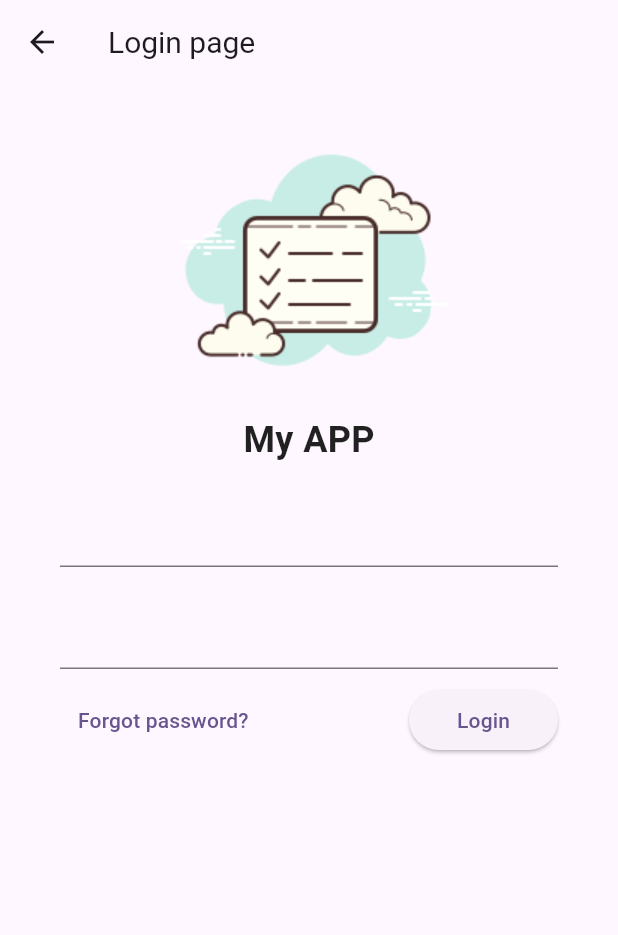
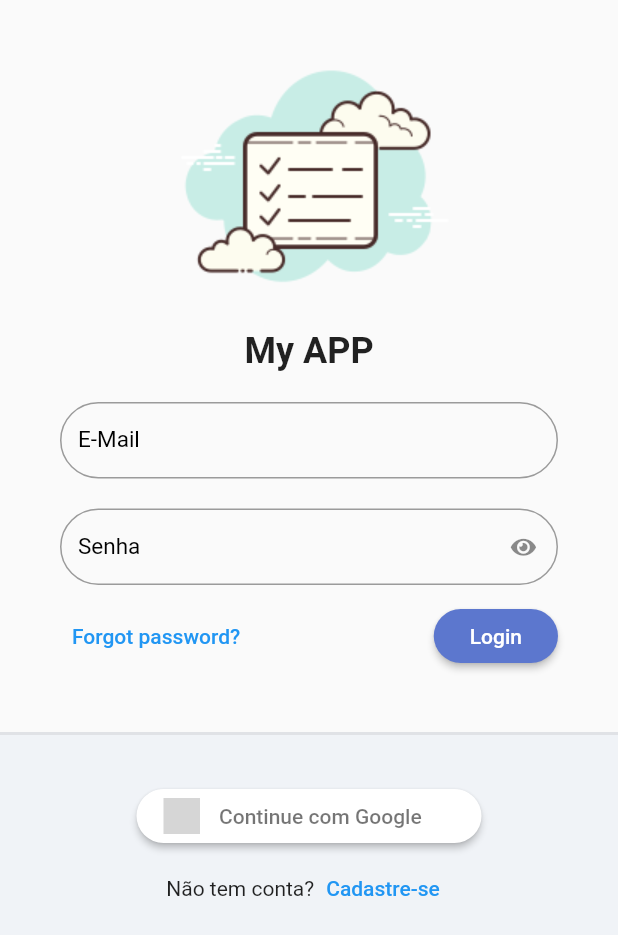
Before and after one commit to gilvancosta/flutter-provider-exemplo2, a Flutter app: the screen it shows after launch, on a phone screen of 412 x 824 dp. Shown: the top 935 px of the screen. Run offline on Flutter 3.47's test engine with Material 2 defaults, Android fonts, the light colour scheme and no system bars; our stand-ins replace flutter_signin_button, google_fonts, sqflite, sqflite_common, synchronized; missing offline and left inert: validatorless; accounts and stored records are empty; Roboto replaces fonts that are missing (Mandali); grey boxes are pictures that could not be loaded.

Commit message:
form Login

```diff
--- a/lib/src/app_widget.dart
+++ b/lib/src/app_widget.dart
@@ -3,6 +3,7 @@ import 'package:example_provider_02/src/features/auth/auth_module.dart';
 import 'package:flutter/material.dart';
 
 import 'core/database/sqlite/sqlite_adm_connection.dart';
+import 'core/ui/theme/app_themeV2.dart';
 import 'core/ui/theme/app_themev1.dart';
 
 import 'features/page_home/home/home_page.dart';
@@ -43,7 +44,7 @@ class _MyAppState extends State<AppWidget> {
     return MaterialApp(
       debugShowCheckedModeBanner: false,
       title: 'Todo List',
-      theme: MyAppThemeV1.themeData,
+      theme: MyAppThemeV2.theme,
       initialRoute: '/login',
       routes: {
         ...AuthModule().routers,
--- /dev/null
+++ b/lib/src/core/ui/theme/app_icons.dart
@@ -0,0 +1,31 @@
+/// Flutter icons TodoListIcons
+/// Copyright (C) 2023 by original authors @ fluttericon.com, fontello.com
+/// This font was generated by FlutterIcon.com, which is derived from Fontello.
+///
+/// To use this font, place it in your fonts/ directory and include the
+/// following in your pubspec.yaml
+///
+/// flutter:
+///   fonts:
+///    - family:  TodoListIcons
+///      fonts:
+///       - asset: fonts/TodoListIcons.ttf
+///
+///
+/// * Font Awesome 5, Copyright (C) 2016 by Dave Gandy
+///         Author:    Dave Gandy
+///         License:   SIL (https://github.com/FortAwesome/Font-Awesome/blob/master/LICENSE.txt)
+///         Homepage:  http://fortawesome.github.com/Font-Awesome/
+///
+import 'package:flutter/widgets.dart';
+
+class AppIcons {
+  AppIcons._();
+
+  static const _kFontFam = 'TodoListIcons';
+  static const String? _kFontPkg = null;
+
+  static const IconData eye = IconData(0xf06e, fontFamily: _kFontFam, fontPackage: _kFontPkg);
+  static const IconData eye_slash = IconData(0xf070, fontFamily: _kFontFam, fontPackage: _kFontPkg);
+  static const IconData filter = IconData(0xf0b0, fontFamily: _kFontFam, fontPackage: _kFontPkg);
+}
--- a/lib/src/core/ui/theme/app_themev2.dart
+++ b/lib/src/core/ui/theme/app_themev2.dart
@@ -1,12 +1,12 @@
 import 'package:flutter/material.dart';
 import 'package:google_fonts/google_fonts.dart';
 
-class AppThemeV2 {
-  AppThemeV2._();
+class MyAppThemeV2 {
+  MyAppThemeV2._();
 
   static ThemeData get theme => ThemeData(
         //textTheme: GoogleFonts.mandaliTextTheme(),
-        textTheme: GoogleFonts.montserratTextTheme(),
+        textTheme: GoogleFonts.mandaliTextTheme(),
         primaryColor: const Color(0xff5C77CE),
         primaryColorLight: const Color.fromARGB(255, 63, 64, 153),
         indicatorColor: const Color.fromARGB(255, 148, 105, 95),
--- /dev/null
+++ b/lib/src/core/widgets/TextFormField/textformfield_widget.dart
@@ -0,0 +1,68 @@
+import 'package:flutter/material.dart';
+
+import '../../ui/theme/app_icons.dart';
+
+
+class TextFormFieldWidget extends StatelessWidget {
+  final String label;
+  final IconButton? suffixIconButton;
+  final bool obscureText;
+  final ValueNotifier<bool> obscureTextVN;
+  final TextEditingController? controller;
+  final FormFieldValidator<String>? validator;
+  final FocusNode? focusNode;
+
+  TextFormFieldWidget({
+    Key? key,
+    required this.label,
+    this.suffixIconButton,
+    this.obscureText = false,
+    this.controller,
+    this.validator,
+    this.focusNode,
+  })  : assert(
+          obscureText == true ? suffixIconButton == null : true,
+          'ObscureText não pode ser enviado em conjunto com suffixIconButtom',
+        ),
+        obscureTextVN = ValueNotifier(obscureText),
+        super(key: key);
+
+  @override
+  Widget build(BuildContext context) {
+    return ValueListenableBuilder<bool>(
+      valueListenable: obscureTextVN,
+      builder: (_, obscureTextValue, child) {
+        return TextFormField(
+          controller: controller,
+          validator: validator,
+          focusNode: focusNode,
+          decoration: InputDecoration(
+            labelText: label,
+            labelStyle: const TextStyle(fontSize: 15, color: Colors.black),
+            border: OutlineInputBorder(
+              borderRadius: BorderRadius.circular(30),
+            ),
+            errorBorder: OutlineInputBorder(
+              borderRadius: BorderRadius.circular(30),
+              borderSide: const BorderSide(color: Colors.red),
+            ),
+            isDense: true,
+            suffixIcon: suffixIconButton ??
+                (obscureText == true
+                    ? IconButton(
+                        icon: Icon(
+                          !obscureTextValue ? AppIcons.eye_slash : AppIcons.eye,
+                          size: 15,
+                        ),
+                        onPressed: () {
+                          obscureTextVN.value = !obscureTextValue;
+                        },
+                      )
+                    : null),
+          ),
+          obscureText: obscureTextValue,
+        );
+      },
+    );
+  }
+}
--- a/lib/src/features/auth/login/login_page.dart
+++ b/lib/src/features/auth/login/login_page.dart
@@ -1,16 +1,34 @@
+import 'package:flutter_signin_button/button_list.dart';
+import 'package:flutter_signin_button/button_view.dart';
 import 'package:flutter/material.dart';
-
+import 'package:validatorless/validatorless.dart';
+import '../../../core/widgets/TextFormField/textformfield_widget.dart';
 import '../../../core/widgets/logo/app_logo_login_widget.dart';
 
-class LoginPage extends StatelessWidget {
+class LoginPage extends StatefulWidget {
   const LoginPage({super.key});
+
+  @override
+  State<LoginPage> createState() => _LoginPageState();
+}
+
+class _LoginPageState extends State<LoginPage> {
+  final _formKey = GlobalKey<FormState>();
+  final _emailEC = TextEditingController();
+  final _passwordEC = TextEditingController();
+  final _emailFocus = FocusNode();
+
+  @override
+  void initState() {
+    super.initState();
+  }
 
   @override
   Widget build(BuildContext context) {
     return Scaffold(
-      appBar: AppBar(
-        title: const Text('Login page'),
-      ),
+      //  appBar: AppBar(
+      //     title: const Text('Login page'),
+      //   ),
       body: LayoutBuilder(
         builder: (context, constraints) {
           return SingleChildScrollView(
@@ -29,11 +47,25 @@ class LoginPage extends StatelessWidget {
                       Padding(
                         padding: const EdgeInsets.symmetric(horizontal: 40, vertical: 20),
                         child: Form(
+                          key: _formKey,
                           child: Column(
                             children: [
-                              TextFormField(),
+                              TextFormFieldWidget(
+                                label: 'E-Mail',
+                                controller: _emailEC,
+                                focusNode: _emailFocus,
+                                validator: Validatorless.multiple([Validatorless.required('E-mail obrigatório'), Validatorless.email('E-mail inválido')]),
+                              ),
                               const SizedBox(height: 20),
-                              TextFormField(),
+                              TextFormFieldWidget(
+                                label: 'Senha',
+                                obscureText: true,
+                                controller: _passwordEC,
+                                validator: Validatorless.multiple([
+                                  Validatorless.required('Senha obrigatória'),
+                                  Validatorless.min(6, 'Senha deve ter pelo menos 6 caracteres'),
+                                ]),
+                              ),
                               const SizedBox(height: 10),
                               Row(
                                 mainAxisAlignment: MainAxisAlignment.spaceBetween,
@@ -60,6 +92,51 @@ class LoginPage extends StatelessWidget {
                           ),
                         ),
                       ),
+                      const SizedBox(height: 20),
+                      Expanded(
+                        child: Container(
+                          decoration: BoxDecoration(
+                            color: const Color(0xffF0F3F7),
+                            border: Border(
+                              top: BorderSide(
+                                width: 2,
+                                color: Colors.grey.withAlpha(50),
+                              ),
+                            ),
+                          ),
+                          child: Column(
+                            children: [
+                              const SizedBox(
+                                height: 30,
+                              ),
+                              SignInButton(
+                                Buttons.Google,
+                                text: 'Continue com Google',
+                                padding: const EdgeInsets.all(5),
+                                shape: OutlineInputBorder(
+                                  borderRadius: BorderRadius.circular(30),
+                                  borderSide: BorderSide.none,
+                                ),
+                                onPressed: () {
+                                  // context.read<LoginController>().googleLogin();
+                                },
+                              ),
+                              Row(
+                                mainAxisAlignment: MainAxisAlignment.center,
+                                children: [
+                                  const Text('Não tem conta?'),
+                                  TextButton(
+                                    onPressed: () {
+                                      Navigator.of(context).pushNamed('/register');
+                                    },
+                                    child: const Text('Cadastre-se'),
+                                  )
+                                ],
+                              )
+                            ],
+                          ),
+                        ),
+                      ),
                     ],
                   ),
                 )),
```
Also changed, not shown: pubspec.yaml (+5 -3 lines), pubspec.lock.
